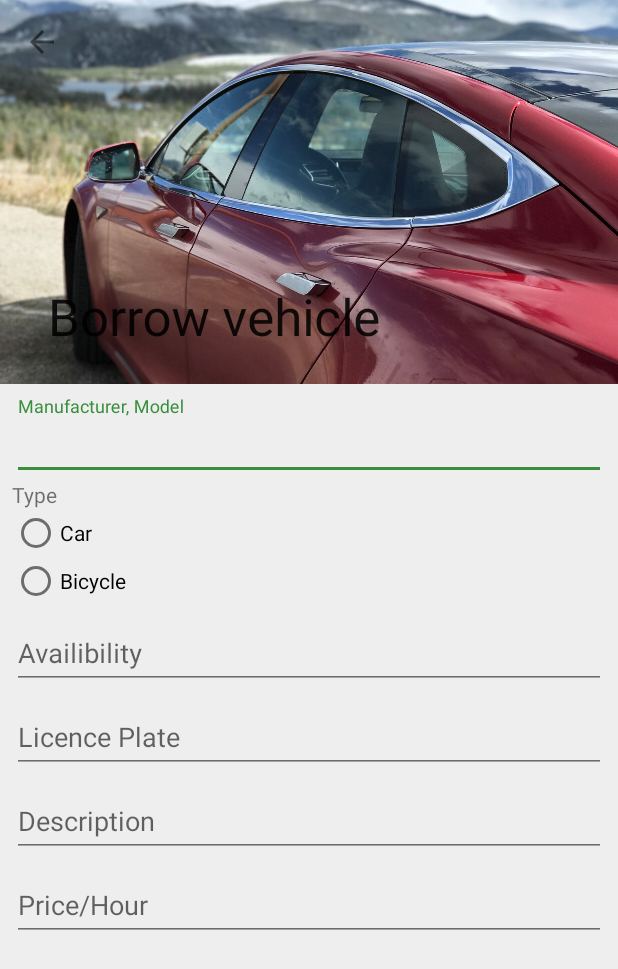
After one commit to ShopIt-Developments/mobility-android, an Android app: the AddVehicleActivity screen opened directly, with no data from a screen before it, on a phone screen of 412 x 824 dp. The commit adds this screen. Shown: the top 969 px of the screen. Run offline under Robolectric (Android 15) with nearby library versions, the phone set to English and light mode, and no system bars; our stand-ins replace ButterKnife.

Commit message:
Added AddVehicle

```diff
--- a/app/src/main/AndroidManifest.xml
+++ b/app/src/main/AndroidManifest.xml
@@ -52,6 +52,10 @@
             android:name=".ui.vehicle.VehicleDetailsActivity"
             android:label="Tesla Model S"/>
 
+        <activity
+            android:name=".ui.myvehicles.AddVehicleActivity"
+            android:label="@string/borrow_vehicle"/>
+
         <meta-data
             android:name="com.google.android.geo.API_KEY"
             android:value="AIzaSyAlaL9-CoWw7NAE5mvqEvzQaiCgekffS3Y"/>
--- /dev/null
+++ b/app/src/main/java/com/mobility/android/ui/myvehicles/AddVehicleActivity.java
@@ -0,0 +1,34 @@
+package com.mobility.android.ui.myvehicles;
+
+
+import android.os.Bundle;
+import android.support.v7.app.AppCompatActivity;
+import android.support.v7.widget.Toolbar;
+
+import com.mobility.android.R;
+
+import butterknife.BindView;
+import butterknife.ButterKnife;
+
+/**
+ * Created on 15.10.2016.
+ *
+ * @author Martin
+ */
+
+public class AddVehicleActivity extends AppCompatActivity {
+
+    @BindView(R.id.toolbar) Toolbar toolbar;
+
+    @Override
+    protected void onCreate(Bundle savedInstanceState) {
+        super.onCreate(savedInstanceState);
+
+        setContentView(R.layout.activity_add_vehicle);
+        ButterKnife.bind(this);
+
+        setSupportActionBar(toolbar);
+        //noinspection ConstantConditions
+        getSupportActionBar().setDisplayHomeAsUpEnabled(true);
+    }
+}
--- a/app/src/main/java/com/mobility/android/ui/myvehicles/MyVehiclesActivity.java
+++ b/app/src/main/java/com/mobility/android/ui/myvehicles/MyVehiclesActivity.java
@@ -1,8 +1,7 @@
 package com.mobility.android.ui.myvehicles;
 
+import android.content.Intent;
 import android.os.Bundle;
-import android.support.design.widget.AppBarLayout;
-import android.support.design.widget.CoordinatorLayout;
 import android.support.design.widget.FloatingActionButton;
 import android.support.v4.widget.SwipeRefreshLayout;
 import android.support.v7.widget.LinearLayoutManager;
@@ -30,7 +29,7 @@ import rx.schedulers.Schedulers;
  * @author Martin
  */
 
-public class MyVehiclesActivity extends BaseActivity implements SwipeRefreshLayout.OnRefreshListener {
+public class MyVehiclesActivity extends BaseActivity implements SwipeRefreshLayout.OnRefreshListener, View.OnClickListener {
 
     @BindView(R.id.refresh) SwipeRefreshLayout mSwipeRefreshLayout;
     @BindView(R.id.activity_my_cars_recycler) RecyclerView mRecyclerView;
@@ -52,6 +51,8 @@ public class MyVehiclesActivity extends BaseActivity implements SwipeRefreshLayo
         mRecyclerView.setHasFixedSize(true);
 
         mApi = RestClient.ADAPTER.create(VehiclesApi.class);
+
+        mFab.setOnClickListener(this);
 
         mSwipeRefreshLayout.setOnRefreshListener(this);
         mSwipeRefreshLayout.setColorSchemeResources(Config.REFRESH_COLORS);
@@ -93,4 +94,9 @@ public class MyVehiclesActivity extends BaseActivity implements SwipeRefreshLayo
                     }
                 });
     }
+
+    @Override
+    public void onClick(View v) {
+        startActivity(new Intent(this, AddVehicleActivity.class));
+    }
 }
--- a/app/src/main/java/com/mobility/android/ui/myvehicles/MyVehiclesAdapter.java
+++ b/app/src/main/java/com/mobility/android/ui/myvehicles/MyVehiclesAdapter.java
@@ -50,7 +50,7 @@ public class MyVehiclesAdapter extends RecyclerView.Adapter<MyVehiclesAdapter.My
         holder.name.setText(item.name);
         holder.description.setText(item.description);
         holder.price.setText(String.format(Locale.getDefault(), "%.2f %s", item.pricePerHour, item.currency));
-        holder.licence_plate.setText(item.licencePlate);
+        holder.licencePlate.setText(item.licencePlate);
     }
 
     @Override
@@ -63,7 +63,7 @@ public class MyVehiclesAdapter extends RecyclerView.Adapter<MyVehiclesAdapter.My
         @BindView(R.id.item_car_manufacturer_model) TextView name;
         @BindView(R.id.item_car_description) TextView description;
         @BindView(R.id.item_car_price) TextView price;
-        @BindView(R.id.item_car_licence_plate) TextView licence_plate;
+        @BindView(R.id.item_car_licence_plate) TextView licencePlate;
 
         MyVehicleViewHolder(View itemView) {
             super(itemView);
--- /dev/null
+++ b/app/src/main/res/layout/activity_add_vehicle.xml
@@ -0,0 +1,152 @@
+<?xml version="1.0" encoding="utf-8"?>
+<LinearLayout
+    xmlns:android="http://schemas.android.com/apk/res/android"
+    android:layout_width="match_parent"
+    android:layout_height="match_parent"
+    xmlns:app="http://schemas.android.com/apk/res-auto"
+    android:orientation="vertical">
+
+    <android.support.design.widget.CollapsingToolbarLayout
+        android:id="@+id/collapsing_toolbar"
+        android:layout_width="match_parent"
+        android:layout_height="wrap_content"
+        android:fitsSystemWindows="true"
+        app:collapsedTitleTextAppearance="@style/CollapsingToolbar.Collapsed"
+        app:contentScrim="?attr/colorPrimary"
+        app:layout_scrollFlags="scroll|exitUntilCollapsed">
+
+        <ImageView
+            android:id="@+id/backdrop"
+            android:layout_width="match_parent"
+            android:layout_height="256dp"
+            android:fitsSystemWindows="true"
+            android:scaleType="centerCrop"
+            android:src="@drawable/tesla_background"
+            app:layout_collapseMode="parallax"/>
+
+        <android.support.v7.widget.Toolbar
+            android:id="@+id/toolbar"
+            android:layout_width="match_parent"
+            android:layout_height="?attr/actionBarSize"
+            android:elevation="4dp"
+            android:theme="@style/ToolbarOverlay"
+            app:layout_collapseMode="pin"
+            app:popupTheme="@style/MenuOverlay"/>
+
+    </android.support.design.widget.CollapsingToolbarLayout>
+
+    <android.support.v4.widget.NestedScrollView
+        android:layout_width="match_parent"
+        android:layout_height="match_parent"
+        app:layout_behavior="@string/appbar_scrolling_view_behavior">
+
+        <LinearLayout
+            android:layout_width="match_parent"
+            android:layout_height="wrap_content"
+            android:layout_margin="8dp"
+            android:orientation="vertical">
+
+            <android.support.design.widget.TextInputLayout
+                android:id="@+id/add_car_name_layout"
+                android:labelFor="@+id/add_car_name"
+                android:layout_width="match_parent"
+                android:layout_height="wrap_content">
+
+                <EditText
+                    android:id="@+id/add_car_name"
+                    android:hint="@string/manufacturer_model"
+                    android:layout_width="match_parent"
+                    android:layout_height="wrap_content"
+                    android:inputType="text"/>
+
+            </android.support.design.widget.TextInputLayout>
+
+            <TextView
+                android:layout_width="wrap_content"
+                android:layout_height="wrap_content"
+                android:text="@string/type"/>
+
+            <RadioGroup
+                android:layout_width="match_parent"
+                android:layout_height="wrap_content"
+                android:orientation="vertical">
+
+                <RadioButton
+                    android:id="@+id/radio_button_car"
+                    android:layout_width="wrap_content"
+                    android:layout_height="wrap_content"
+                    android:text="@string/car"/>
+
+                <RadioButton
+                    android:id="@+id/radio_button_bicycle"
+                    android:layout_width="wrap_content"
+                    android:layout_height="wrap_content"
+                    android:text="@string/bicycle"/>
+
+            </RadioGroup>
+
+            <android.support.design.widget.TextInputLayout
+                android:id="@+id/add_car_availibility_layout"
+                android:labelFor="@+id/add_car_availibility"
+                android:layout_width="match_parent"
+                android:layout_height="wrap_content">
+
+                <EditText
+                    android:id="@+id/add_car_availibility"
+                    android:hint="@string/availibility"
+                    android:layout_width="match_parent"
+                    android:layout_height="wrap_content"
+                    android:inputType="text"/>
+
+            </android.support.design.widget.TextInputLayout>
+
+            <android.support.design.widget.TextInputLayout
+                android:id="@+id/add_car_licence_plate_layout"
+                android:labelFor="@+id/licence_plate"
+                android:layout_width="match_parent"
+                android:layout_height="wrap_content">
+
+                <EditText
+                    android:id="@+id/add_car_licence_plate"
+                    android:hint="@string/licence_plate"
+                    android:layout_width="match_parent"
+                    android:layout_height="wrap_content"
+                    android:inputType="text"/>
+
+            </android.support.design.widget.TextInputLayout>
+
+            <android.support.design.widget.TextInputLayout
+                android:id="@+id/add_car_description_layout"
+                android:labelFor="@+id/add_car_description"
+                android:layout_width="match_parent"
+                android:layout_height="wrap_content">
+
+                <EditText
+                    android:id="@+id/add_car_description"
+                    android:hint="@string/description"
+                    android:layout_width="match_parent"
+                    android:layout_height="wrap_content"
+                    android:inputType="text"/>
+
+            </android.support.design.widget.TextInputLayout>
+
+            <android.support.design.widget.TextInputLayout
+                android:id="@+id/add_car_price_layout"
+                android:labelFor="@+id/add_car_price"
+                android:layout_width="match_parent"
+                android:layout_height="wrap_content">
+
+                <EditText
+                    android:id="@+id/add_car_price"
+                    android:hint="@string/price_per_hour"
+                    android:layout_width="match_parent"
+                    android:layout_height="wrap_content"
+                    android:inputType="text"/>
+
+            </android.support.design.widget.TextInputLayout>
+
+        </LinearLayout>
+
+    </android.support.v4.widget.NestedScrollView>
+
+</LinearLayout>
--- a/app/src/main/res/values/strings.xml
+++ b/app/src/main/res/values/strings.xml
@@ -25,5 +25,11 @@
     <string name="error_wifi">No internet connection</string>
     <string name="error_general">An error happened</string>
     <string name="error_data">Data update required</string>
+    <string name="borrow_vehicle">Borrow vehicle</string>
+    <string name="manufacturer_model">Manufacturer, Model</string>
+    <string name="availibility">Availibility</string>
+    <string name="car">Car</string>
+    <string name="bicycle">Bicycle</string>
+    <string name="type">Type</string>
 
 </resources>
```
